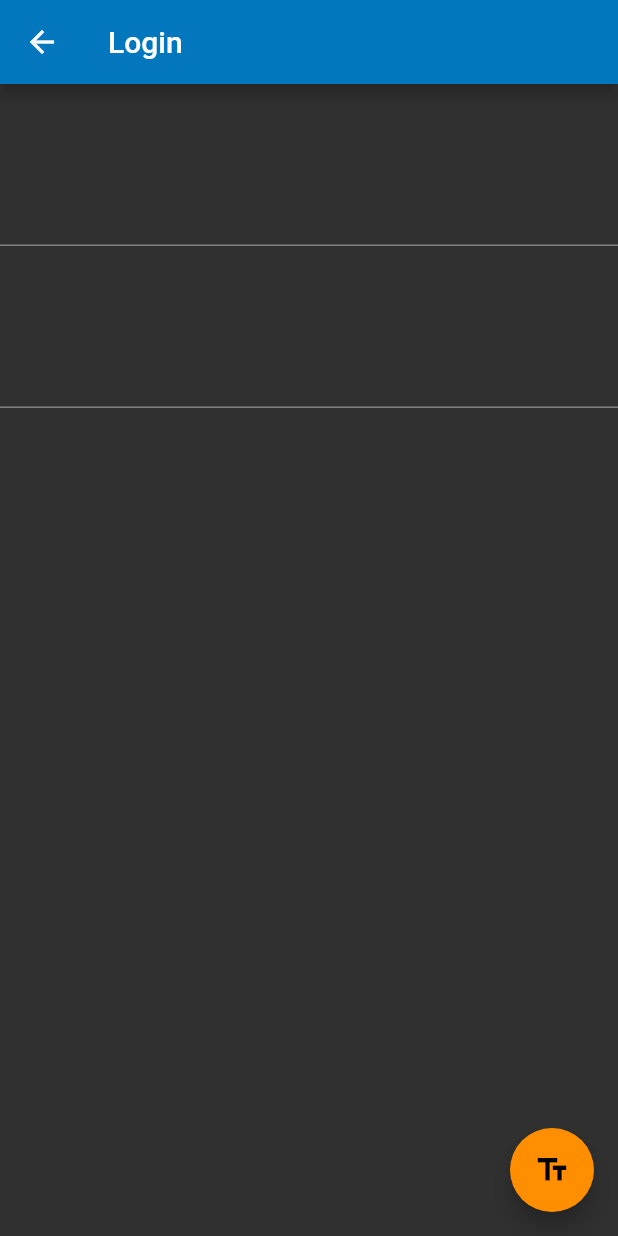
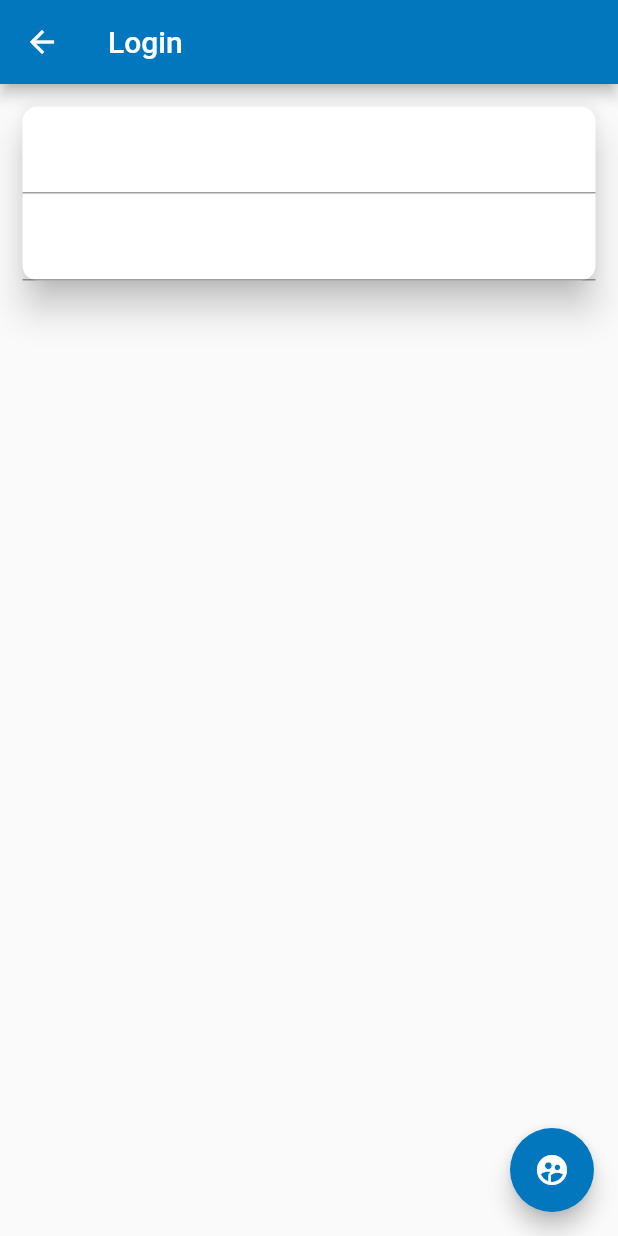
Before and after one commit to CARDONALUIS/AppFinanzasPersonales, a Flutter app: the PantallaLogin screen opened directly, on a phone screen of 412 x 824 dp. Run offline on Flutter 3.47's test engine with Material 2 defaults, Android fonts, the phone set to English and light mode, and no system bars; Roboto replaces fonts that are missing (Georgia).

Commit message:
Se agrego Card
Se agrego Card

```diff
--- a/appfinanzaspersonales/lib/main.dart
+++ b/appfinanzaspersonales/lib/main.dart
@@ -10,9 +10,10 @@ class MyApp extends StatelessWidget {
     return MaterialApp(
       title: 'Flutter Demo',
       theme: ThemeData(
-        brightness: Brightness.dark,
+        brightness: Brightness.light,
         primaryColor: Colors.lightBlue[800],
-        accentColor: Colors.amber[800],
+        accentColor: Colors.lightBlue[800],
+        //primaryColor: Color.fromRGBO(43, 147, 72, 0),
         fontFamily: 'Georgia',
         textTheme: TextTheme(
           headline1: TextStyle(fontSize: 72.0, fontWeight: FontWeight.bold),
@@ -253,10 +254,11 @@ class ConfiPerfilPantalla extends StatelessWidget {
   }
 }
 
+final usuarioController = TextEditingController();
+final contrasenaController = TextEditingController();
+
 class PantallaLogin extends StatelessWidget {
   // controlador de editor de texto
-  final usuarioController = TextEditingController();
-  final contrasenaController = TextEditingController();
 
   @override
   Widget build(BuildContext context) {
@@ -267,7 +269,8 @@ class PantallaLogin extends StatelessWidget {
       body: Center(
         child: Column(
           children: <Widget>[
-            Padding(
+            miCard(),
+            /*Padding(
               padding: const EdgeInsets.only(top: 60.0),
               child: Center(
                 child: TextField(
@@ -282,7 +285,7 @@ class PantallaLogin extends StatelessWidget {
                   controller: contrasenaController,
                 ),
               ),
-            )
+            )*/
           ],
         ),
       ),
@@ -309,8 +312,43 @@ class PantallaLogin extends StatelessWidget {
           );
         },
         tooltip: 'Show me the value!',
-        child: Icon(Icons.text_fields),
+        child: Icon(Icons.supervised_user_circle),
       ),
     );
   }
 }
+
+Card miCard() {
+  return Card(
+    shape: RoundedRectangleBorder(borderRadius: BorderRadius.circular(10)),
+    margin: EdgeInsets.all(15),
+    elevation: 10,
+    child: Column(
+      children: <Widget>[
+        Padding(
+          padding: const EdgeInsets.only(top: 10.0),
+          child: Center(
+            child: TextField(
+              controller: usuarioController,
+            ),
+          ),
+        ),
+        Padding(
+          padding: const EdgeInsets.only(top: 10.0),
+          child: Center(
+            child: TextField(
+              controller: contrasenaController,
+            ),
+          ),
+        )
+        /*ListTile(
+          contentPadding: EdgeInsets.fromLTRB(15, 10, 25, 0),
+          title: Text('Titulo'),
+          subtitle: Text(
+              'Este es el subtitulo del card. Aqui podemos colocar descripción de este card.'),
+          leading: Icon(Icons.home),
+        ),*/
+      ],
+    ),
+  );
+}
```
